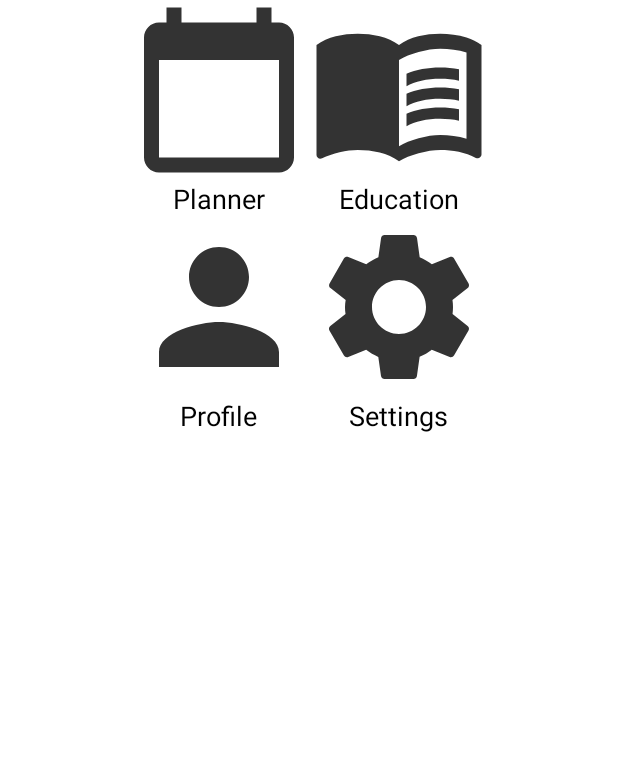
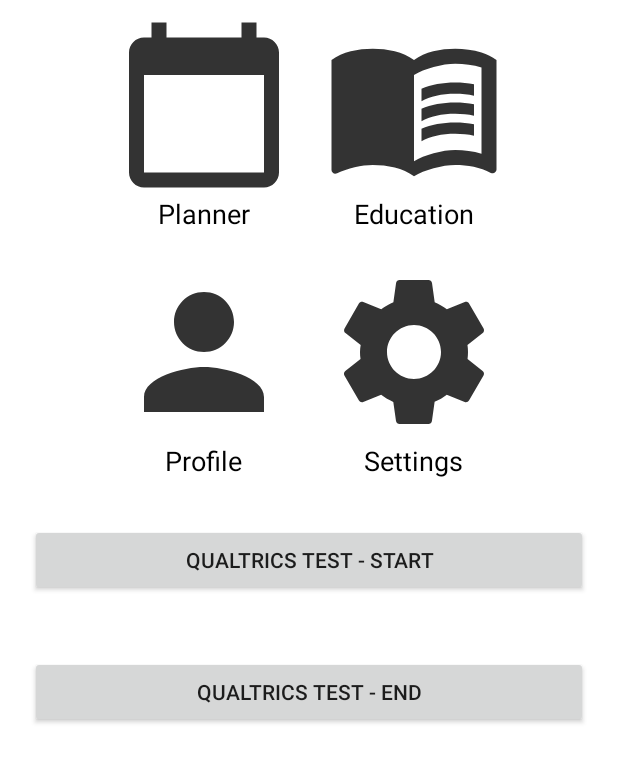
Before and after one commit to drgennaroimperatore/carefit1, an Android app: the screen it shows after launch (DashboardActivity), on a phone screen of 412 x 824 dp, the part 192-975 px from its top. Run offline under Robolectric (Android 15) with nearby library versions, the phone set to English and light mode, and no system bars; our stand-ins replace Room's generated code, RxJava.

Commit message:
Qualtrics Survey Code added with test buttons

```diff
--- a/app/src/main/AndroidManifest.xml
+++ b/app/src/main/AndroidManifest.xml
@@ -74,6 +74,10 @@
             android:configChanges="orientation"
             android:screenOrientation="portrait" />
         <activity
+            android:name=".Activities.QualtricsActivity"
+            android:configChanges="orientation"
+            android:screenOrientation="portrait" />
+        <activity
             android:name=".Activities.ProfileScreenActivity1"
             android:configChanges="orientation"
             android:screenOrientation="portrait" />
--- a/app/src/main/java/com/example/game_/other01_app/Activities/DashboardActivity.java
+++ b/app/src/main/java/com/example/game_/other01_app/Activities/DashboardActivity.java
@@ -6,6 +6,7 @@ import android.content.Intent;
 import android.content.SharedPreferences;
 import android.os.Bundle;
 import android.view.View;
+import android.widget.Button;
 import android.widget.ImageView;
 
 import androidx.annotation.Nullable;
@@ -84,6 +85,25 @@ public class DashboardActivity extends Activity
 
             }
         });
+
+        //Adding two test buttons to try out the Qualtrics surveys - these should be automated then removed
+        final Button button1 = (Button) findViewById(R.id.qtest_button1);
+        button1.setOnClickListener(new View.OnClickListener() {
+            public void onClick(View v) {
+                QualtricsActivity.setup(QualtricsActivity.WELCOME_SURVEY,"test-uuid");
+                Intent k = new Intent(DashboardActivity.this, QualtricsActivity.class);
+                startActivity(k);
+            }
+        });
+        final Button button2 = (Button) findViewById(R.id.qtest_button2);
+        button2.setOnClickListener(new View.OnClickListener() {
+            public void onClick(View v) {
+                QualtricsActivity.setup(QualtricsActivity.END_SURVEY,"test-uuid");
+                Intent k = new Intent(DashboardActivity.this, QualtricsActivity.class);
+                startActivity(k);
+            }
+        });
+
     }
 
     public void disableEducationalButton()
--- a/app/src/main/res/layout/activity_dashboard.xml
+++ b/app/src/main/res/layout/activity_dashboard.xml
@@ -18,31 +18,34 @@
         android:rowCount="3"
         android:columnCount="3"
         android:layout_gravity="center">
+
         <LinearLayout
+            android:layout_width="wrap_content"
             android:layout_height="wrap_content"
-            android:layout_width="wrap_content"
-            android:orientation="vertical">
+            android:orientation="vertical"
+            android:padding="10dp">
+
             <ImageView
                 android:id="@+id/dashboard_go_to_planner"
                 android:layout_width="120dp"
                 android:layout_height="120dp"
-                android:src="@drawable/ic_planner">
-            </ImageView>
+                android:src="@drawable/ic_planner"></ImageView>
+
             <TextView
                 android:layout_width="wrap_content"
                 android:layout_height="wrap_content"
+                android:layout_gravity="center_horizontal"
                 android:text="Planner"
-                android:layout_gravity="center_horizontal"
                 android:textColor="@color/colorBlack"
-                android:textSize="18sp">
-            </TextView>
+                android:textSize="18sp"></TextView>
 
         </LinearLayout>
 
         <LinearLayout
             android:layout_height="wrap_content"
             android:layout_width="wrap_content"
-            android:orientation="vertical">
+            android:orientation="vertical"
+            android:padding="10dp">
             <ImageView
                 android:id="@+id/dashboard_go_to_educational"
                 android:layout_width="120dp"
@@ -86,7 +89,8 @@
         <LinearLayout
             android:layout_height="wrap_content"
             android:layout_width="wrap_content"
-            android:orientation="vertical">
+            android:orientation="vertical"
+            android:padding="10dp">
             <ImageView
                 android:id="@+id/dashboard_go_to_profile"
                 android:layout_width="120dp"
@@ -106,7 +110,8 @@
         <LinearLayout
             android:layout_height="wrap_content"
             android:layout_width="wrap_content"
-            android:orientation="vertical">
+            android:orientation="vertical"
+            android:padding="10dp">
             <ImageView
                 android:id="@+id/dashboard_go_to_settings"
                 android:layout_width="120dp"
@@ -125,4 +130,17 @@
         </LinearLayout>
     </GridLayout>
 
+    <Button
+        android:id="@+id/qtest_button1"
+        android:layout_width="match_parent"
+        android:layout_height="wrap_content"
+        android:layout_margin="20dp"
+        android:text="Qualtrics Test - Start" />
+    <Button
+        android:id="@+id/qtest_button2"
+        android:layout_width="match_parent"
+        android:layout_height="wrap_content"
+        android:layout_margin="20dp"
+        android:text="Qualtrics Test - End" />
+
 </LinearLayout>
```
Also changed, not shown: app/src/main/java/com/example/game_/other01_app/Activities/QualtricsActivity.java (added, +42 -0 lines), app/src/main/java/com/example/game_/other01_app/Utility/QualtricsJSLink.java (added, +43 -0 lines), app/src/main/res/layout/activity_qualtrics.xml (added, +10 -0 lines).
